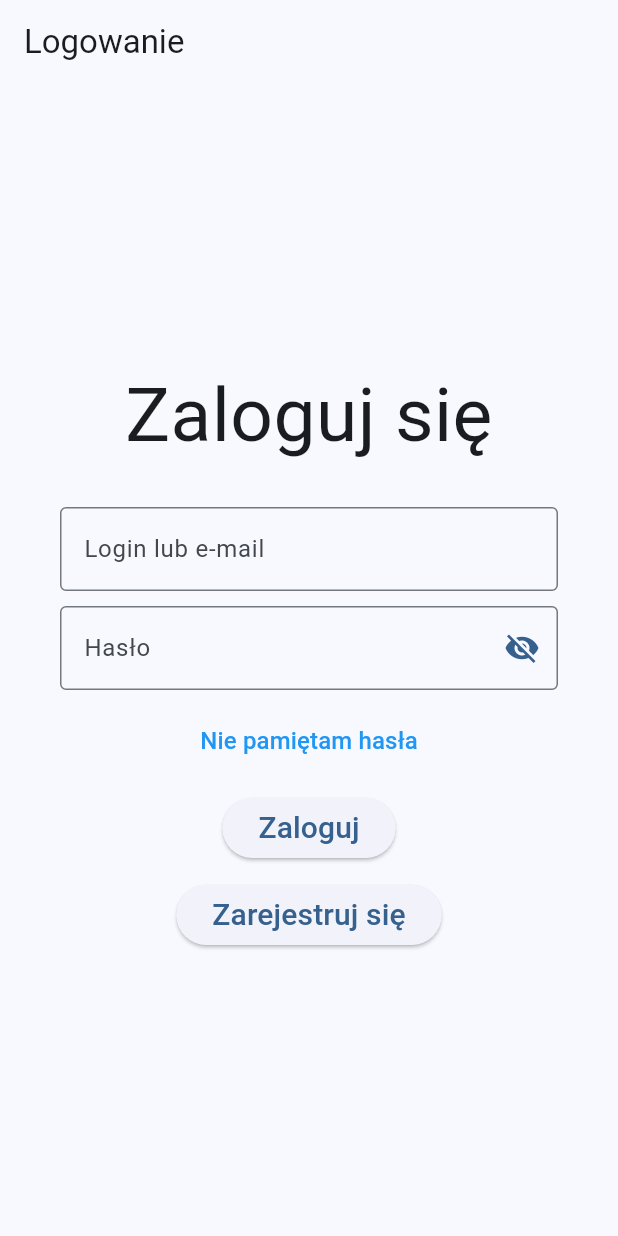
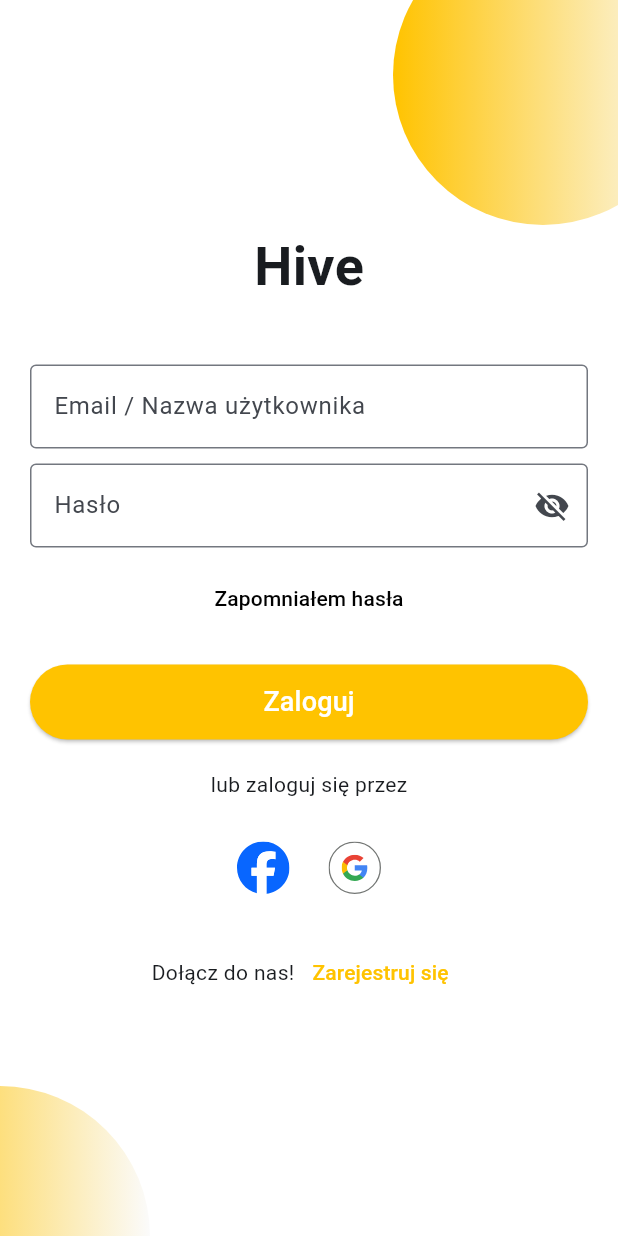
Before and after one commit to flasik1337/HiveIPZ, a Flutter app: the screen it shows after launch, on a phone screen of 412 x 824 dp. Run offline on Flutter 3.47's test engine with Material 3 defaults, Android fonts, the phone set to English and light mode, and no system bars; our stand-ins replace flutter_svg, image_picker, shared_preferences; missing offline and left inert: biometric_login.

Commit message:
Zmiana wyglądu strony logowania
Dodanie ikon dla fb/google, dodanie nowej biblioteki dla wsparcia ikon .svg

```diff
--- a/aplikacja/lib/main.dart
+++ b/aplikacja/lib/main.dart
@@ -45,6 +45,7 @@ class MyApp extends StatelessWidget {
   @override
   Widget build(BuildContext context) {
     return MaterialApp(
+      debugShowCheckedModeBanner: false, // Wyłączenie debugowego banera
       title: 'Hive',
       theme: ThemeData(
         colorScheme: ColorScheme.fromSeed(seedColor: Colors.blue),
--- a/aplikacja/lib/pages/sign_in.dart
+++ b/aplikacja/lib/pages/sign_in.dart
@@ -1,12 +1,11 @@
 import 'package:flutter/material.dart';
+import 'package:flutter_svg/flutter_svg.dart'; // Osbługa ikon w formacie svg
 import '../database/database_helper.dart';
 import 'home_page.dart';
 import '../models/event.dart';
 import 'registration.dart';
 import 'package:shared_preferences/shared_preferences.dart';
 
-
-/// Strona logowania
 class SignInPage extends StatefulWidget {
   final List<Event> events;
   final String? errorMessage;
@@ -25,7 +24,6 @@ class _SignInPageState extends State<SignInPage> {
   @override
   void initState() {
     super.initState();
-    // Wyświetlenie SnackBar z błędem, jeśli sesja wygasła
     if (widget.errorMessage != null) {
       Future.delayed(Duration.zero, () {
         ScaffoldMessenger.of(context).showSnackBar(
@@ -41,7 +39,6 @@ class _SignInPageState extends State<SignInPage> {
   }
 
   Future<void> _signIn() async {
-    // NOTE: nickname to wszędzie login tylko nie zostało to zmienione w bazie danych
     final nickName = _loginController.text;
     final password = _passwordController.text;
 
@@ -66,7 +63,7 @@ class _SignInPageState extends State<SignInPage> {
         Navigator.pushReplacement(
           context,
           MaterialPageRoute(
-            builder: (context) => HomePage(events: [],),
+            builder: (context) => HomePage(events: []),
           ),
         );
       } else {
@@ -84,100 +81,136 @@ class _SignInPageState extends State<SignInPage> {
   @override
   Widget build(BuildContext context) {
     return Scaffold(
-      appBar: AppBar(
-        title: const Text('Logowanie'),
+      backgroundColor: Colors.white,
+      body: Stack(
+        children: [
+          Positioned(
+            top: -50,
+            right: -50,
+            child: Container(
+              width: 200,
+              height: 200,
+              decoration: BoxDecoration(
+                shape: BoxShape.circle,
+                gradient: LinearGradient(
+                  colors: [
+                    Color(0xFFFFC300), // Zielony
+                    Color(0xFFFBFBFB), // Niebieski
+                  ],
                 ),
-      body: Center(
+              ),
+            ),
+          ),
+          Positioned(
+            bottom: -100,
+            left: -100,
+            child: Container(
+              width: 200,
+              height: 200,
+              decoration: BoxDecoration(
+                shape: BoxShape.circle,
+                gradient: LinearGradient(
+                  colors: [
+                    Color(0xFFFFC300), // Zielony
+                    Color(0xFFFBFBFB), // Niebieski
+                  ],
+                ),
+              ),
+            ),
+          ),
+          Center(
+            child: Padding(
+              padding: const EdgeInsets.all(20.0),
               child: Column(
                 mainAxisAlignment: MainAxisAlignment.center,
                 children: [
                   const Text(
-              'Zaloguj się',
-              textAlign: TextAlign.center,
-              style: TextStyle(fontSize: 50.0),
+                    'Hive',
+                    style: TextStyle(fontSize: 36, fontWeight: FontWeight.bold),
                   ),
-            const SizedBox(height: 20),
-            Padding(
-              padding: const EdgeInsets.symmetric(
-                  horizontal: 40.0, vertical: 5.0),
-              child: TextField(
+                  const SizedBox(height: 40),
+                  TextField(
                     controller: _loginController,
-                decoration: const InputDecoration(
+                    decoration: InputDecoration(
+                      labelText: 'Email / Nazwa użytkownika',
                       border: OutlineInputBorder(),
-                  labelText: 'Login lub e-mail',
+                    ),
+                  ),
+                  const SizedBox(height: 10),
+                  TextField(
+                    controller: _passwordController,
+                    obscureText: !_showPassword,
+                    decoration: InputDecoration(
+                      labelText: 'Hasło',
+                      border: OutlineInputBorder(),
+                      suffixIcon: IconButton(
+                        icon: Icon(_showPassword ? Icons.visibility : Icons.visibility_off),
+                        onPressed: () => setState(() => _showPassword = !_showPassword),
                       ),
                     ),
                   ),
-            Padding(
-              padding: const EdgeInsets.symmetric(
-                  horizontal: 40.0, vertical: 5.0),
-              child: TextField(
-                controller: _passwordController,
-                obscureText: !_showPassword,
-                decoration: InputDecoration(
-                  border: const OutlineInputBorder(),
-                  labelText: 'Hasło',
-                  suffixIcon: AnimatedSwitcher(
-                    duration: const Duration(milliseconds: 300),
-                    child: GestureDetector(
-                      key: ValueKey(_showPassword),
-                      onTap: () =>
-                          setState(() => _showPassword = !_showPassword),
-                      child: Icon(
-                        _showPassword ? Icons.visibility : Icons.visibility_off,
-                        color: Theme
-                            .of(context)
-                            .primaryColor,
-                      ),
-                    ),
-                  ),
-                ),
-              ),
-            ),
-            Padding(
-              padding: const EdgeInsets.symmetric(vertical: 5.0),
-              child: TextButton(
+                  const SizedBox(height: 10),
+                  TextButton(
                     onPressed: () {
                       Navigator.pushNamed(context, '/change_password');
                     },
-                child: const Text(
-                  'Nie pamiętam hasła',
-                  style: TextStyle(
-                    fontSize: 16.0,
-                    color: Colors.blue,
+                    child: const Text('Zapomniałem hasła'),
+                    style: TextButton.styleFrom(
+                      foregroundColor: Color(0xFF000000), // Zielony tekst
+                    ), // Zielony tekst
                   ),
+                  const SizedBox(height: 20),
+                  ElevatedButton(
+                    onPressed: _signIn,
+                    style: ElevatedButton.styleFrom(
+                      backgroundColor: Color(0xFFFFC300), // Zielony
+                      foregroundColor: Colors.white,    // Białe litery
+                      minimumSize: Size(double.infinity, 50),
                     ),
+                    child: const Text('Zaloguj', style: TextStyle(fontSize: 18)),
                   ),
+                  const SizedBox(height: 20),
+                  const Text('lub zaloguj się przez'),
+                  const SizedBox(height: 20),
+                  Row(
+                    mainAxisAlignment: MainAxisAlignment.center,
+                    children: [
+                      IconButton(
+                        icon: SvgPicture.asset('assets/facebook_icon.svg', width: 35, height: 35),
+                        onPressed: () {}, // Tutaj podpiąc logowanie przez Facebooka
                       ),
-            Padding(
-              padding: const EdgeInsets.symmetric(vertical: 5.0),
-              child: ElevatedButton(
-                onPressed: _signIn,
-                child: const Text(
-                  'Zaloguj',
-                  style: TextStyle(fontSize: 20.0),
+                      const SizedBox(width: 10),
+                      IconButton(
+                        icon: SvgPicture.asset('assets/google_icon.svg', width: 35, height: 35),
+                        onPressed: () {}, // Tutaj podpiąc logowanie przez Google
                       ),
+                    ],
                   ),
-            ),
-            Padding(
-              padding: const EdgeInsets.symmetric(vertical: 5.0),
-              child: ElevatedButton(
+                  const SizedBox(height: 20),
+                  Row(
+                    mainAxisAlignment: MainAxisAlignment.center,
+                    children: [
+                      const Text('Dołącz do nas!'),
+                      TextButton(
                         onPressed: () {
                           Navigator.push(
                             context,
-                    MaterialPageRoute(
-                        builder: (context) => const RegisterPage()),
+                            MaterialPageRoute(builder: (context) => const RegisterPage()),
                           );
                         },
-                child: const Text(
+                        child: Text(
                           'Zarejestruj się',
-                  style: TextStyle(fontSize: 20.0),
+                          style: TextStyle(color: Color(0xFFFFC300)),
+                        ),
+                      ),
+                    ],
+                  ),
+                ],
               ),
             ),
           ),
         ],
       ),
-      ),
     );
   }
 }
--- a/aplikacja/pubspec.yaml
+++ b/aplikacja/pubspec.yaml
@@ -38,6 +38,7 @@ dependencies:
   shared_preferences: ^2.3.5 # Obsługa sesju użytkownika
   biometric_login: ^0.0.1 # Logowanie biometryczne
   local_auth: ^2.3.0
+  flutter_svg: ^2.0.17 # Obsługa SVG
 
 
   # The following adds the Cupertino Icons font to your application.
```
Also changed, not shown: aplikacja/assets/facebook_icon.svg (added), aplikacja/assets/google_icon.svg (added). Lines whose indentation alone changed are shown as unchanged.
